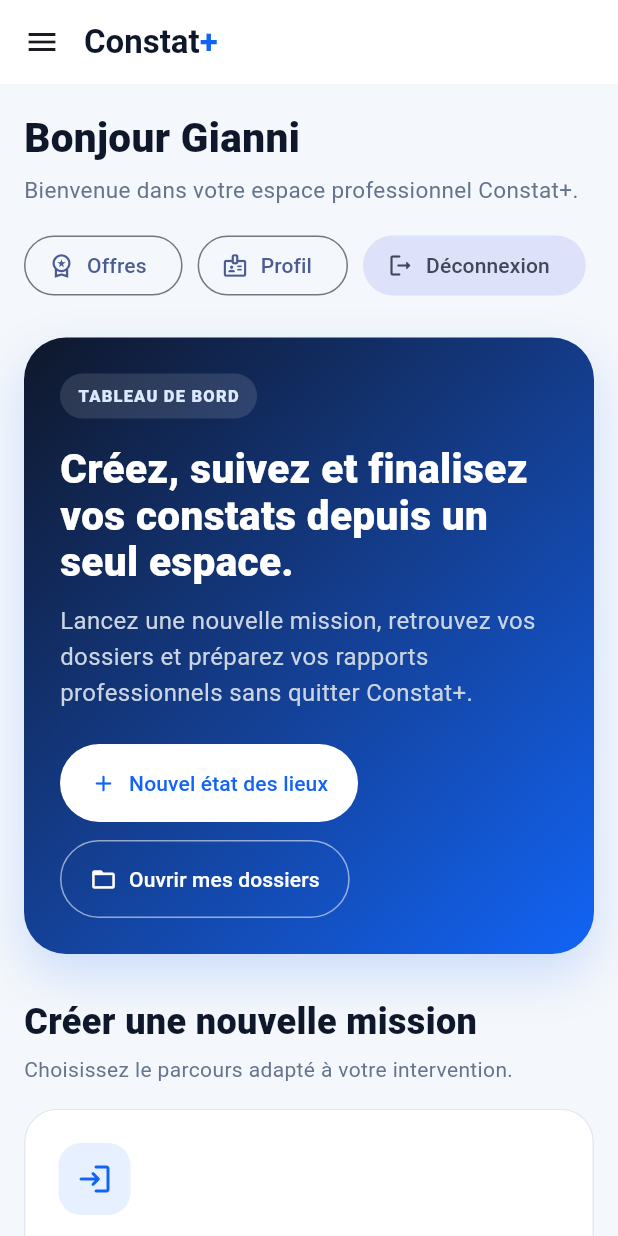
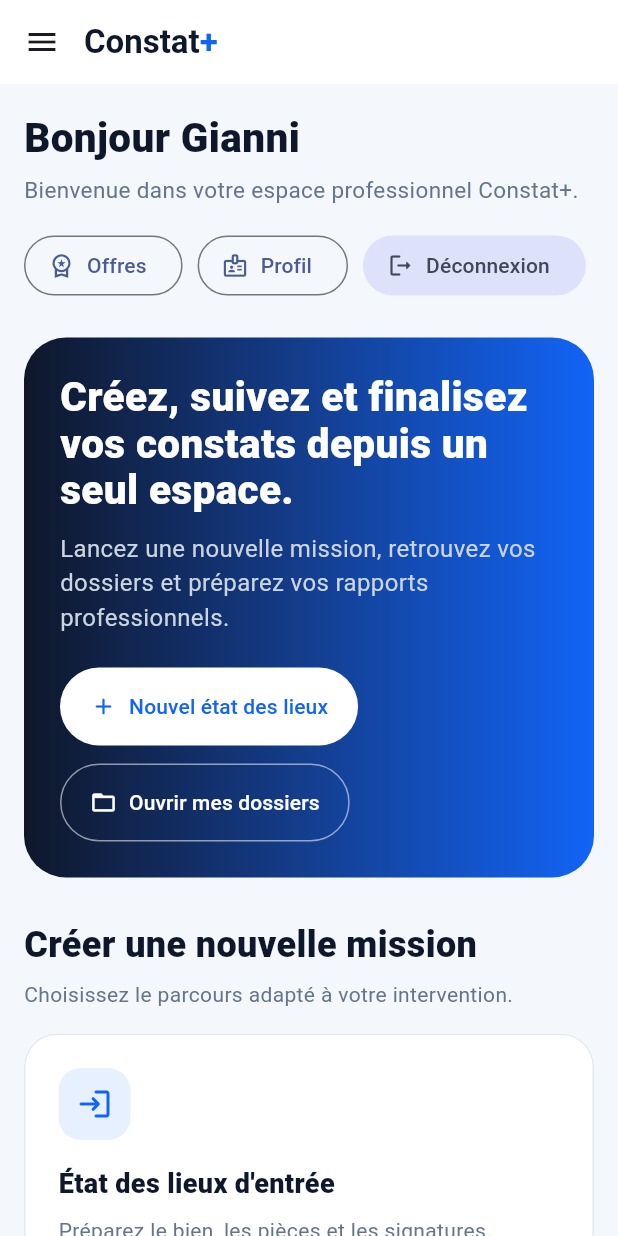
Before and after one commit to Constatplus/constat_plus, a Flutter app: the HomePage widget shown alone on an empty page, opened directly, on a phone screen of 412 x 824 dp. Run offline on Flutter 3.47's test engine with Material 3 defaults, Android fonts, the phone set to English and light mode, and no system bars; our stand-ins replace flutter_secure_storage, image_picker, in_app_purchase, pdf, shared_preferences, supabase_flutter; missing offline and left inert: docx_dart, file_selector, in_app_purchase_android, pdfrx; accounts and stored records are empty.

```diff
--- a/lib/screens/home_page.dart
+++ b/lib/screens/home_page.dart
@@ -17,9 +17,7 @@
 
   void _openMission(BuildContext context, MissionType type) {
     Navigator.of(context).push(
-      MaterialPageRoute<void>(
-        builder: (_) => WizardPage(missionType: type),
-      ),
+      MaterialPageRoute<void>(builder: (_) => WizardPage(missionType: type)),
     );
   }
 
@@ -43,9 +41,12 @@
 
   void _openProfile(BuildContext context) {
     if (AccessService.instance.isDemo) {
-      _message(
-        context,
+      ScaffoldMessenger.of(context).showSnackBar(
+        const SnackBar(
+          content: Text(
             'Le profil professionnel est indisponible en démonstration locale.',
+          ),
+        ),
       );
       return;
     }
@@ -70,19 +71,9 @@
   Future<void> _logout(BuildContext context) async {
     final demo = AccessService.instance.isDemo;
     AccessService.instance.signOut();
-
-    if (!demo) {
-      await AuthService.signOut();
-    }
-
+    if (!demo) await AuthService.signOut();
     if (!context.mounted) return;
     Navigator.of(context).popUntil((route) => route.isFirst);
-  }
-
-  void _message(BuildContext context, String text) {
-    ScaffoldMessenger.of(context).showSnackBar(
-      SnackBar(content: Text(text)),
-    );
   }
 
   @override
@@ -102,12 +93,10 @@
       child: LayoutBuilder(
         builder: (context, constraints) {
           final compact = constraints.maxWidth < 850;
-          final pagePadding = compact ? 16.0 : 28.0;
-
           return ColoredBox(
             color: const Color(0xFFF4F7FB),
             child: SingleChildScrollView(
-              padding: EdgeInsets.all(pagePadding),
+              padding: EdgeInsets.all(compact ? 16 : 28),
               child: Align(
                 alignment: Alignment.topCenter,
                 child: ConstrainedBox(
@@ -115,30 +104,36 @@
                   child: Column(
                     crossAxisAlignment: CrossAxisAlignment.start,
                     children: [
-                      _DashboardHeader(
+                      _Header(
                         compact: compact,
                         onPricing: () => _openPricing(context),
                         onProfile: () => _openProfile(context),
                         onLogout: () => _logout(context),
                       ),
                       const SizedBox(height: 24),
-                      _WelcomePanel(
+                      _Hero(
                         compact: compact,
                         onEntry: () => _openMission(context, MissionType.entry),
                         onFolders: () => _openFolders(context),
                       ),
                       const SizedBox(height: 28),
-                      const _SectionTitle(
-                        title: 'Créer une nouvelle mission',
-                        subtitle:
+                      const Text(
+                        'Créer une nouvelle mission',
+                        style: TextStyle(
+                          fontSize: 24,
+                          fontWeight: FontWeight.w900,
+                          color: Color(0xFF0F172A),
+                        ),
+                      ),
+                      const SizedBox(height: 6),
+                      const Text(
                         'Choisissez le parcours adapté à votre intervention.',
+                        style: TextStyle(color: Color(0xFF64748B)),
                       ),
                       const SizedBox(height: 16),
                       _MissionGrid(
-                        onEntry: () =>
-                            _openMission(context, MissionType.entry),
-                        onExit: () =>
-                            _openMission(context, MissionType.exit),
+                        onEntry: () => _openMission(context, MissionType.entry),
+                        onExit: () => _openMission(context, MissionType.exit),
                         onBeforeWorks: () =>
                             _openMission(context, MissionType.beforeWorks),
                         onAfterWorks: () =>
@@ -149,19 +144,18 @@
                         compact: compact,
                         onFolders: () => _openFolders(context),
                         onSettings: () => _openSettings(context),
-                        onAssistant: () => _message(
-                          context,
-                          'Le module Assistant IA sera relié à l’analyse photo.',
-                        ),
                       ),
                       const SizedBox(height: 30),
                       Row(
                         children: [
                           const Expanded(
-                            child: _SectionTitle(
-                              title: 'Dossiers récents',
-                              subtitle:
-                                  'Retrouvez rapidement vos dernières missions.',
+                            child: Text(
+                              'Dossiers récents',
+                              style: TextStyle(
+                                fontSize: 24,
+                                fontWeight: FontWeight.w900,
+                                color: Color(0xFF0F172A),
+                              ),
                             ),
                           ),
                           TextButton.icon(
@@ -172,9 +166,7 @@
                         ],
                       ),
                       const SizedBox(height: 14),
-                      RecentFiles(
-                        onOpenFolders: () => _openFolders(context),
-                      ),
+                      RecentFiles(onOpenFolders: () => _openFolders(context)),
                       const SizedBox(height: 24),
                     ],
                   ),
@@ -188,8 +180,8 @@
   }
 }
 
-class _DashboardHeader extends StatelessWidget {
-  const _DashboardHeader({
+class _Header extends StatelessWidget {
+  const _Header({
     required this.compact,
     required this.onPricing,
     required this.onProfile,
@@ -217,10 +209,7 @@
         const SizedBox(height: 5),
         const Text(
           'Bienvenue dans votre espace professionnel Constat+.',
-          style: TextStyle(
-            color: Color(0xFF64748B),
-            fontSize: 15,
-          ),
+          style: TextStyle(color: Color(0xFF64748B), fontSize: 15),
         ),
       ],
     );
@@ -254,17 +243,12 @@
       );
     }
 
-    return Row(
-      children: [
-        Expanded(child: title),
-        actions,
-      ],
-    );
+    return Row(children: [Expanded(child: title), actions]);
   }
 }
 
-class _WelcomePanel extends StatelessWidget {
-  const _WelcomePanel({
+class _Hero extends StatelessWidget {
+  const _Hero({
     required this.compact,
     required this.onEntry,
     required this.onFolders,
@@ -282,38 +266,12 @@
       decoration: BoxDecoration(
         gradient: const LinearGradient(
           colors: [Color(0xFF0F172A), Color(0xFF143E8F), Color(0xFF1264F6)],
-          begin: Alignment.topLeft,
-          end: Alignment.bottomRight,
         ),
         borderRadius: BorderRadius.circular(28),
-        boxShadow: [
-          BoxShadow(
-            color: const Color(0xFF1264F6).withValues(alpha: .18),
-            blurRadius: 28,
-            offset: const Offset(0, 14),
-          ),
-        ],
       ),
       child: Column(
         crossAxisAlignment: CrossAxisAlignment.start,
         children: [
-          Container(
-            padding: const EdgeInsets.symmetric(horizontal: 12, vertical: 7),
-            decoration: BoxDecoration(
-              color: Colors.white.withValues(alpha: .12),
-              borderRadius: BorderRadius.circular(999),
-            ),
-            child: const Text(
-              'TABLEAU DE BORD',
-              style: TextStyle(
-                color: Color(0xFFDBEAFE),
-                fontWeight: FontWeight.w800,
-                fontSize: 11,
-                letterSpacing: .8,
-              ),
-            ),
-          ),
-          const SizedBox(height: 18),
           Text(
             'Créez, suivez et finalisez vos constats depuis un seul espace.',
             style: TextStyle(
@@ -324,16 +282,9 @@
             ),
           ),
           const SizedBox(height: 12),
-          ConstrainedBox(
-            constraints: const BoxConstraints(maxWidth: 760),
-            child: const Text(
-              'Lancez une nouvelle mission, retrouvez vos dossiers et préparez vos rapports professionnels sans quitter Constat+.',
-              style: TextStyle(
-                color: Color(0xFFCBD5E1),
-                fontSize: 16,
-                height: 1.5,
-              ),
-            ),
+          const Text(
+            'Lancez une nouvelle mission, retrouvez vos dossiers et préparez vos rapports professionnels.',
+            style: TextStyle(color: Color(0xFFCBD5E1), fontSize: 16),
           ),
           const SizedBox(height: 22),
           Wrap(
@@ -396,7 +347,7 @@
             : constraints.maxWidth >= 760
                 ? 2
                 : 1;
-        final width =
+        final cardWidth =
             (constraints.maxWidth - ((columns - 1) * 16)) / columns;
 
         return Wrap(
@@ -404,38 +355,34 @@
           runSpacing: 16,
           children: [
             _MissionCard(
-              width: width,
+              width: cardWidth,
               icon: Icons.login_rounded,
               title: "État des lieux d'entrée",
-              description:
-                  'Préparez la composition du bien, les pièces, les compteurs et les signatures.',
+              description: 'Préparez le bien, les pièces et les signatures.',
               accent: const Color(0xFF1264F6),
               onTap: onEntry,
             ),
             _MissionCard(
-              width: width,
+              width: cardWidth,
               icon: Icons.logout_rounded,
               title: 'État des lieux de sortie',
-              description:
-                  'Comparez les états, relevez les dégâts et préparez le décompte final.',
+              description: 'Comparez les états et relevez les dégâts.',
               accent: const Color(0xFFDC2626),
               onTap: onExit,
             ),
             _MissionCard(
-              width: width,
+              width: cardWidth,
               icon: Icons.construction_rounded,
               title: 'Constat avant travaux',
-              description:
-                  'Documentez les façades, voiries, abords et zones sensibles avant chantier.',
+              description: 'Documentez les lieux avant le chantier.',
               accent: const Color(0xFFF59E0B),
               onTap: onBeforeWorks,
             ),
             _MissionCard(
-              width: width,
+              width: cardWidth,
               icon: Icons.fact_check_outlined,
               title: 'Récolement après travaux',
-              description:
-                  'Contrôlez les changements et clôturez proprement votre intervention.',
+              description: 'Contrôlez les changements après intervention.',
               accent: const Color(0xFF7C3AED),
               onTap: onAfterWorks,
             ),
@@ -467,6 +414,7 @@
   Widget build(BuildContext context) {
     return SizedBox(
       width: width,
+      height: 225,
       child: Material(
         color: Colors.white,
         borderRadius: BorderRadius.circular(22),
@@ -474,7 +422,6 @@
         child: InkWell(
           onTap: onTap,
           child: Container(
-            constraints: const BoxConstraints(minHeight: 220),
             padding: const EdgeInsets.all(22),
             decoration: BoxDecoration(
               border: Border.all(color: const Color(0xFFE2E8F0)),
@@ -492,37 +439,26 @@
                   ),
                   child: Icon(icon, color: accent),
                 ),
-                const SizedBox(height: 18),
+                const SizedBox(height: 16),
                 Text(
                   title,
                   style: const TextStyle(
-                    fontSize: 19,
+                    fontSize: 18,
                     fontWeight: FontWeight.w800,
                     color: Color(0xFF0F172A),
                   ),
                 ),
-                const SizedBox(height: 9),
+                const SizedBox(height: 8),
                 Text(
                   description,
-                  style: const TextStyle(
-                    color: Color(0xFF64748B),
-                    height: 1.45,
+                  maxLines: 2,
+                  overflow: TextOverflow.ellipsis,
+                  style: const TextStyle(color: Color(0xFF64748B)),
                 ),
-                ),
-                const Spacer(),
-                const SizedBox(height: 16),
-                Row(
-                  children: [
+                const SizedBox(height: 14),
                 Text(
-                      'Commencer',
-                      style: TextStyle(
-                        color: accent,
-                        fontWeight: FontWeight.w800,
-                      ),
-                    ),
-                    const SizedBox(width: 6),
-                    Icon(Icons.arrow_forward_rounded, color: accent, size: 19),
-                  ],
+                  'Commencer →',
+                  style: TextStyle(color: accent, fontWeight: FontWeight.w800),
                 ),
               ],
             ),
@@ -538,63 +474,52 @@
     required this.compact,
     required this.onFolders,
     required this.onSettings,
-    required this.onAssistant,
   });
 
   final bool compact;
   final VoidCallback onFolders;
   final VoidCallback onSettings;
-  final VoidCallback onAssistant;
 
   @override
   Widget build(BuildContext context) {
-    final children = [
-      Expanded(
-        child: _QuickActionCard(
+    final cards = <Widget>[
+      _QuickCard(
         icon: Icons.folder_copy_outlined,
         title: 'Mes dossiers',
         subtitle: 'Ouvrir, reprendre ou exporter une mission.',
         onTap: onFolders,
       ),
-      ),
-      const SizedBox(width: 16, height: 16),
-      Expanded(
-        child: _QuickActionCard(
+      _QuickCard(
         icon: Icons.tune_rounded,
         title: 'Réglages du rapport',
         subtitle: 'Adapter les informations et la présentation.',
         onTap: onSettings,
-        ),
-      ),
-      const SizedBox(width: 16, height: 16),
-      Expanded(
-        child: _QuickActionCard(
-          icon: Icons.auto_awesome_rounded,
-          title: 'Assistant IA',
-          subtitle: 'Analyse photo et relecture prochainement.',
-          onTap: onAssistant,
-        ),
       ),
     ];
 
     if (compact) {
       return Column(
         children: [
-          for (final child in children)
-            if (child is! SizedBox) ...[
-              SizedBox(width: double.infinity, child: child),
+          for (final card in cards) ...[
+            SizedBox(width: double.infinity, child: card),
             const SizedBox(height: 12),
           ],
         ],
       );
     }
 
-    return Row(children: children);
+    return Row(
+      children: [
+        Expanded(child: cards[0]),
+        const SizedBox(width: 16),
+        Expanded(child: cards[1]),
+      ],
+    );
   }
 }
 
-class _QuickActionCard extends StatelessWidget {
-  const _QuickActionCard({
+class _QuickCard extends StatelessWidget {
+  const _QuickCard({
     required this.icon,
     required this.title,
     required this.subtitle,
@@ -662,35 +587,3 @@
     );
   }
 }
-
-class _SectionTitle extends StatelessWidget {
-  const _SectionTitle({required this.title, required this.subtitle});
-
-  final String title;
-  final String subtitle;
-
-  @override
-  Widget build(BuildContext context) {
-    return Column(
-      crossAxisAlignment: CrossAxisAlignment.start,
-      children: [
-        Text(
-          title,
-          style: const TextStyle(
-            fontSize: 24,
-            fontWeight: FontWeight.w900,
-            color: Color(0xFF0F172A),
-          ),
-        ),
-        const SizedBox(height: 5),
-        Text(
-          subtitle,
-          style: const TextStyle(
-            color: Color(0xFF64748B),
-            fontSize: 14,
-          ),
-        ),
-      ],
-    );
-  }
-}
```
Lines whose indentation alone changed are shown as unchanged.
